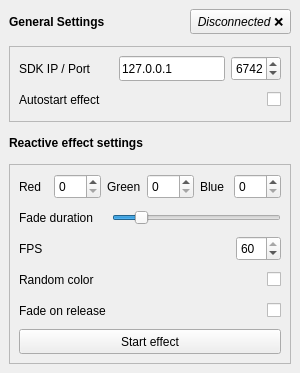
This is src/mousereactivergb.ui in Odizinne/MouseReactiveRGB as Qt 5 draws it before an edit. The edited form follows.
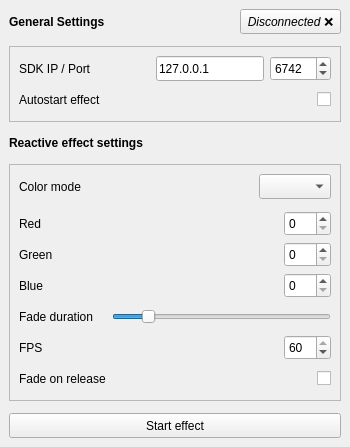
This is the edited form.

Commit message: fixed random epilepsy, ui reowrk, prepare for accent color

Diff of the .ui file:
```diff
--- a/src/mousereactivergb.ui
+++ b/src/mousereactivergb.ui
@@ -6,13 +6,13 @@
    <rect>
     <x>0</x>
     <y>0</y>
-    <width>300</width>
-    <height>373</height>
+    <width>350</width>
+    <height>447</height>
    </rect>
   </property>
   <property name="minimumSize">
    <size>
-    <width>300</width>
+    <width>350</width>
     <height>0</height>
    </size>
   </property>
@@ -42,122 +42,26 @@
       </property>
      </widget>
     </item>
-    <item row="1" column="0" colspan="2">
-     <widget class="QFrame" name="frame">
-      <property name="frameShape">
-       <enum>QFrame::Shape::StyledPanel</enum>
+    <item row="0" column="1">
+     <widget class="QToolButton" name="connectionStatusButton">
+      <property name="minimumSize">
+       <size>
+        <width>0</width>
+        <height>25</height>
+       </size>
       </property>
-      <property name="frameShadow">
-       <enum>QFrame::Shadow::Raised</enum>
+      <property name="font">
+       <font>
+        <italic>true</italic>
+       </font>
       </property>
-      <layout class="QGridLayout" name="gridLayout_2">
-       <property name="spacing">
-        <number>6</number>
-       </property>
-       <item row="0" column="1" colspan="2">
-        <spacer name="horizontalSpacer_2">
-         <property name="minimumSize">
-          <size>
-           <width>0</width>
-           <height>0</height>
-          </size>
-         </property>
-         <property name="orientation">
-          <enum>Qt::Orientation::Horizontal</enum>
-         </property>
-         <property name="sizeHint" stdset="0">
-          <size>
-           <width>40</width>
-           <height>20</height>
-          </size>
-         </property>
-        </spacer>
-       </item>
-       <item row="0" column="3">
-        <widget class="QLineEdit" name="ipLineEdit">
-         <property name="sizePolicy">
-          <sizepolicy hsizetype="Minimum" vsizetype="Fixed">
-           <horstretch>0</horstretch>
-           <verstretch>0</verstretch>
-          </sizepolicy>
-         </property>
-         <property name="minimumSize">
-          <size>
-           <width>0</width>
-           <height>25</height>
-          </size>
-         </property>
-         <property name="text">
-          <string>127.0.0.1</string>
-         </property>
-        </widget>
-       </item>
-       <item row="0" column="4">
-        <widget class="QSpinBox" name="portSpinBox">
-         <property name="minimumSize">
-          <size>
-           <width>50</width>
-           <height>25</height>
-          </size>
-         </property>
-         <property name="minimum">
-          <number>1</number>
-         </property>
-         <property name="maximum">
-          <number>65535</number>
-         </property>
-         <property name="value">
-          <number>6742</number>
-         </property>
-        </widget>
-       </item>
-       <item row="0" column="0">
-        <widget class="QLabel" name="label_5">
-         <property name="minimumSize">
-          <size>
-           <width>0</width>
-           <height>0</height>
-          </size>
-         </property>
-         <property name="text">
-          <string>SDK IP / Port</string>
-         </property>
-        </widget>
-       </item>
-       <item row="1" column="0">
-        <widget class="QLabel" name="label_11">
-         <property name="minimumSize">
-          <size>
-           <width>0</width>
-           <height>0</height>
-          </size>
-         </property>
-         <property name="text">
-          <string>Autostart effect</string>
-         </property>
-        </widget>
-       </item>
-       <item row="1" column="4">
-        <widget class="QCheckBox" name="autostartCheckBox">
-         <property name="minimumSize">
-          <size>
-           <width>0</width>
-           <height>25</height>
-          </size>
-         </property>
-         <property name="layoutDirection">
-          <enum>Qt::LayoutDirection::RightToLeft</enum>
-         </property>
-         <property name="text">
-          <string/>
-         </property>
-        </widget>
-       </item>
-      </layout>
+      <property name="text">
+       <string>Disconnected ❌</string>
+      </property>
      </widget>
     </item>
     <item row="3" column="0" colspan="2">
-     <widget class="QFrame" name="frame_2">
+     <widget class="QFrame" name="effectFrame">
       <property name="frameShape">
        <enum>QFrame::Shape::StyledPanel</enum>
       </property>
@@ -168,118 +72,44 @@
        <property name="spacing">
         <number>6</number>
        </property>
-       <item row="0" column="0" colspan="3">
-        <layout class="QGridLayout" name="gridLayout_4">
-         <item row="1" column="3">
-          <widget class="QSpinBox" name="gSpinBox">
-           <property name="minimumSize">
-            <size>
-             <width>0</width>
-             <height>25</height>
-            </size>
-           </property>
-           <property name="maximum">
-            <number>255</number>
-           </property>
-          </widget>
-         </item>
-         <item row="1" column="1">
-          <widget class="QSpinBox" name="rSpinBox">
-           <property name="minimumSize">
-            <size>
-             <width>0</width>
-             <height>25</height>
-            </size>
-           </property>
-           <property name="maximum">
-            <number>255</number>
-           </property>
-          </widget>
-         </item>
-         <item row="1" column="0">
-          <widget class="QLabel" name="label">
-           <property name="minimumSize">
-            <size>
-             <width>0</width>
-             <height>0</height>
-            </size>
-           </property>
-           <property name="text">
-            <string>Red</string>
-           </property>
-          </widget>
-         </item>
-         <item row="1" column="4">
-          <widget class="QLabel" name="label_3">
-           <property name="minimumSize">
-            <size>
-             <width>0</width>
-             <height>0</height>
-            </size>
-           </property>
-           <property name="text">
-            <string>Blue</string>
-           </property>
-          </widget>
-         </item>
-         <item row="1" column="2">
-          <widget class="QLabel" name="label_2">
-           <property name="minimumSize">
-            <size>
-             <width>0</width>
-             <height>0</height>
-            </size>
-           </property>
-           <property name="text">
-            <string>Green</string>
-           </property>
-          </widget>
-         </item>
-         <item row="1" column="5">
-          <widget class="QSpinBox" name="bSpinBox">
-           <property name="minimumSize">
-            <size>
-             <width>0</width>
-             <height>25</height>
-            </size>
-           </property>
-           <property name="maximum">
-            <number>255</number>
-           </property>
-          </widget>
-         </item>
-        </layout>
-       </item>
-       <item row="10" column="0" colspan="3">
-        <widget class="QPushButton" name="startstopButton">
-         <property name="minimumSize">
-          <size>
-           <width>0</width>
-           <height>25</height>
-          </size>
-         </property>
+       <item row="9" column="0">
+        <widget class="QLabel" name="label_10">
          <property name="text">
-          <string>Start effect</string>
+          <string>FPS</string>
          </property>
-         <property name="checkable">
+        </widget>
+       </item>
+       <item row="4" column="1" colspan="2">
+        <widget class="QFrame" name="frame">
+         <property name="autoFillBackground">
           <bool>false</bool>
          </property>
-        </widget>
-       </item>
-       <item row="1" column="0">
-        <widget class="QLabel" name="label_4">
-         <property name="minimumSize">
-          <size>
-           <width>0</width>
-           <height>0</height>
-          </size>
+         <property name="frameShape">
+          <enum>QFrame::Shape::NoFrame</enum>
          </property>
-         <property name="text">
-          <string>Fade duration</string>
+         <property name="frameShadow">
+          <enum>QFrame::Shadow::Plain</enum>
          </property>
+         <layout class="QGridLayout" name="gridLayout_4" columnstretch="1,0,1,0,1,0">
+          <property name="leftMargin">
+           <number>0</number>
+          </property>
+          <property name="topMargin">
+           <number>0</number>
+          </property>
+          <property name="rightMargin">
+           <number>0</number>
+          </property>
+          <property name="bottomMargin">
+           <number>0</number>
+          </property>
+          <property name="spacing">
+           <number>6</number>
+          </property>
+         </layout>
         </widget>
        </item>
-       <item row="1" column="1" colspan="2">
+       <item row="8" column="1" colspan="2">
         <widget class="QSlider" name="fadeDurationSlider">
          <property name="minimumSize">
           <size>
@@ -304,14 +134,68 @@
          </property>
         </widget>
        </item>
-       <item row="2" column="0">
-        <widget class="QLabel" name="label_10">
+       <item row="5" column="0">
+        <widget class="QLabel" name="label">
+         <property name="minimumSize">
+          <size>
+           <width>31</width>
+           <height>0</height>
+          </size>
+         </property>
          <property name="text">
-          <string>FPS</string>
+          <string>Red</string>
          </property>
         </widget>
        </item>
-       <item row="2" column="1">
+       <item row="5" column="2">
+        <widget class="QSpinBox" name="rSpinBox">
+         <property name="minimumSize">
+          <size>
+           <width>0</width>
+           <height>25</height>
+          </size>
+         </property>
+         <property name="maximumSize">
+          <size>
+           <width>16777215</width>
+           <height>16777215</height>
+          </size>
+         </property>
+         <property name="maximum">
+          <number>255</number>
+         </property>
+        </widget>
+       </item>
+       <item row="0" column="0">
+        <widget class="QLabel" name="label_12">
+         <property name="minimumSize">
+          <size>
+           <width>0</width>
+           <height>25</height>
+          </size>
+         </property>
+         <property name="text">
+          <string>Color mode</string>
+         </property>
+        </widget>
+       </item>
+       <item row="10" column="2">
+        <widget class="QCheckBox" name="fadeOnReleaseCheckBox">
+         <property name="minimumSize">
+          <size>
+           <width>0</width>
+           <height>25</height>
+          </size>
+         </property>
+         <property name="layoutDirection">
+          <enum>Qt::LayoutDirection::RightToLeft</enum>
+         </property>
+         <property name="text">
+          <string/>
+         </property>
+        </widget>
+       </item>
+       <item row="9" column="1">
         <spacer name="horizontalSpacer">
          <property name="orientation">
           <enum>Qt::Orientation::Horizontal</enum>
@@ -324,7 +208,59 @@
          </property>
         </spacer>
        </item>
-       <item row="2" column="2">
+       <item row="10" column="0">
+        <widget class="QLabel" name="label_6">
+         <property name="text">
+          <string>Fade on release</string>
+         </property>
+        </widget>
+       </item>
+       <item row="6" column="0">
+        <widget class="QLabel" name="label_2">
+         <property name="minimumSize">
+          <size>
+           <width>0</width>
+           <height>0</height>
+          </size>
+         </property>
+         <property name="text">
+          <string>Green</string>
+         </property>
+        </widget>
+       </item>
+       <item row="8" column="0">
+        <widget class="QLabel" name="label_4">
+         <property name="minimumSize">
+          <size>
+           <width>0</width>
+           <height>0</height>
+          </size>
+         </property>
+         <property name="text">
+          <string>Fade duration</string>
+         </property>
+        </widget>
+       </item>
+       <item row="6" column="2">
+        <widget class="QSpinBox" name="gSpinBox">
+         <property name="minimumSize">
+          <size>
+           <width>0</width>
+           <height>25</height>
+          </size>
+         </property>
+         <property name="maximumSize">
+          <size>
+           <width>16777215</width>
+           <height>16777215</height>
+          </size>
+         </property>
+         <property name="maximum">
+          <number>255</number>
+         </property>
+        </widget>
+       </item>
+       <item row="9" column="2">
         <widget class="QSpinBox" name="fpsSpinBox">
          <property name="minimumSize">
           <size>
@@ -332,6 +268,12 @@
            <height>25</height>
           </size>
          </property>
+         <property name="maximumSize">
+          <size>
+           <width>16777215</width>
+           <height>16777215</height>
+          </size>
+         </property>
          <property name="minimum">
           <number>10</number>
          </property>
@@ -343,55 +285,176 @@
          </property>
         </widget>
        </item>
-       <item row="3" column="0">
-        <widget class="QLabel" name="label_9">
+       <item row="7" column="0">
+        <widget class="QLabel" name="label_3">
          <property name="minimumSize">
           <size>
-           <width>0</width>
+           <width>31</width>
            <height>0</height>
           </size>
          </property>
          <property name="text">
-          <string>Random color</string>
+          <string>Blue</string>
          </property>
         </widget>
        </item>
-       <item row="3" column="2">
-        <widget class="QCheckBox" name="randomCheckBox">
+       <item row="7" column="2">
+        <widget class="QSpinBox" name="bSpinBox">
          <property name="minimumSize">
           <size>
            <width>0</width>
            <height>25</height>
           </size>
          </property>
-         <property name="layoutDirection">
-          <enum>Qt::LayoutDirection::RightToLeft</enum>
+         <property name="maximumSize">
+          <size>
+           <width>16777215</width>
+           <height>16777215</height>
+          </size>
          </property>
+         <property name="maximum">
+          <number>255</number>
+         </property>
+        </widget>
+       </item>
+       <item row="0" column="1" colspan="2">
+        <layout class="QGridLayout" name="gridLayout_5">
+         <item row="0" column="1">
+          <widget class="QComboBox" name="colorModeComboBox">
+           <property name="minimumSize">
+            <size>
+             <width>0</width>
+             <height>25</height>
+            </size>
+           </property>
+          </widget>
+         </item>
+         <item row="0" column="0">
+          <spacer name="horizontalSpacer_3">
+           <property name="orientation">
+            <enum>Qt::Orientation::Horizontal</enum>
+           </property>
+           <property name="sizeHint" stdset="0">
+            <size>
+             <width>40</width>
+             <height>20</height>
+            </size>
+           </property>
+          </spacer>
+         </item>
+        </layout>
+       </item>
+      </layout>
+     </widget>
+    </item>
+    <item row="1" column="0" colspan="2">
+     <widget class="QFrame" name="settingsFrame">
+      <property name="frameShape">
+       <enum>QFrame::Shape::StyledPanel</enum>
+      </property>
+      <property name="frameShadow">
+       <enum>QFrame::Shadow::Raised</enum>
+      </property>
+      <layout class="QGridLayout" name="gridLayout_2">
+       <property name="spacing">
+        <number>6</number>
+       </property>
+       <item row="0" column="0">
+        <widget class="QLabel" name="label_5">
+         <property name="minimumSize">
+          <size>
+           <width>0</width>
+           <height>0</height>
+          </size>
+         </property>
          <property name="text">
-          <string/>
+          <string>SDK IP / Port</string>
          </property>
         </widget>
        </item>
-       <item row="4" column="2">
-        <widget class="QCheckBox" name="fadeOnReleaseCheckBox">
+       <item row="0" column="1">
+        <spacer name="horizontalSpacer_2">
          <property name="minimumSize">
           <size>
            <width>0</width>
+           <height>0</height>
+          </size>
+         </property>
+         <property name="orientation">
+          <enum>Qt::Orientation::Horizontal</enum>
+         </property>
+         <property name="sizeHint" stdset="0">
+          <size>
+           <width>40</width>
+           <height>20</height>
+          </size>
+         </property>
+        </spacer>
+       </item>
+       <item row="1" column="0">
+        <widget class="QLabel" name="label_11">
+         <property name="minimumSize">
+          <size>
+           <width>0</width>
+           <height>0</height>
+          </size>
+         </property>
+         <property name="text">
+          <string>Autostart effect</string>
+         </property>
+        </widget>
+       </item>
+       <item row="0" column="3">
+        <widget class="QSpinBox" name="portSpinBox">
+         <property name="minimumSize">
+          <size>
+           <width>50</width>
            <height>25</height>
           </size>
          </property>
-         <property name="layoutDirection">
-          <enum>Qt::LayoutDirection::RightToLeft</enum>
+         <property name="minimum">
+          <number>1</number>
          </property>
+         <property name="maximum">
+          <number>65535</number>
+         </property>
+         <property name="value">
+          <number>6742</number>
+         </property>
+        </widget>
+       </item>
+       <item row="0" column="2">
+        <widget class="QLineEdit" name="ipLineEdit">
+         <property name="sizePolicy">
+          <sizepolicy hsizetype="Minimum" vsizetype="Fixed">
+           <horstretch>0</horstretch>
+           <verstretch>0</verstretch>
+          </sizepolicy>
+         </property>
+         <property name="minimumSize">
+          <size>
+           <width>0</width>
+           <height>25</height>
+          </size>
+         </property>
          <property name="text">
-          <string/>
+          <string>127.0.0.1</string>
          </property>
         </widget>
        </item>
-       <item row="4" column="0">
-        <widget class="QLabel" name="label_6">
+       <item row="1" column="2" colspan="2">
+        <widget class="QCheckBox" name="autostartCheckBox">
+         <property name="minimumSize">
+          <size>
+           <width>0</width>
+           <height>25</height>
+          </size>
+         </property>
+         <property name="layoutDirection">
+          <enum>Qt::LayoutDirection::RightToLeft</enum>
+         </property>
          <property name="text">
-          <string>Fade on release</string>
+          <string/>
          </property>
         </widget>
        </item>
@@ -416,21 +479,19 @@
       </property>
      </widget>
     </item>
-    <item row="0" column="1">
-     <widget class="QToolButton" name="connectionStatusButton">
+    <item row="4" column="0" colspan="2">
+     <widget class="QPushButton" name="startstopButton">
       <property name="minimumSize">
        <size>
         <width>0</width>
         <height>25</height>
        </size>
       </property>
-      <property name="font">
-       <font>
-        <italic>true</italic>
-       </font>
-      </property>
       <property name="text">
-       <string>Disconnected ❌</string>
+       <string>Start effect</string>
+      </property>
+      <property name="checkable">
+       <bool>false</bool>
       </property>
      </widget>
     </item>
```
The commit also changes 2 other files.
